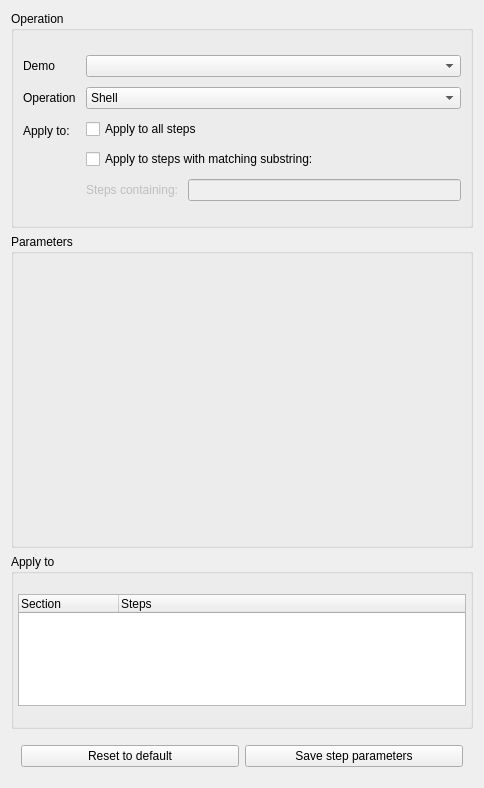
clpi/isutils, file src/ui/comp/op.ui: the form before one commit.
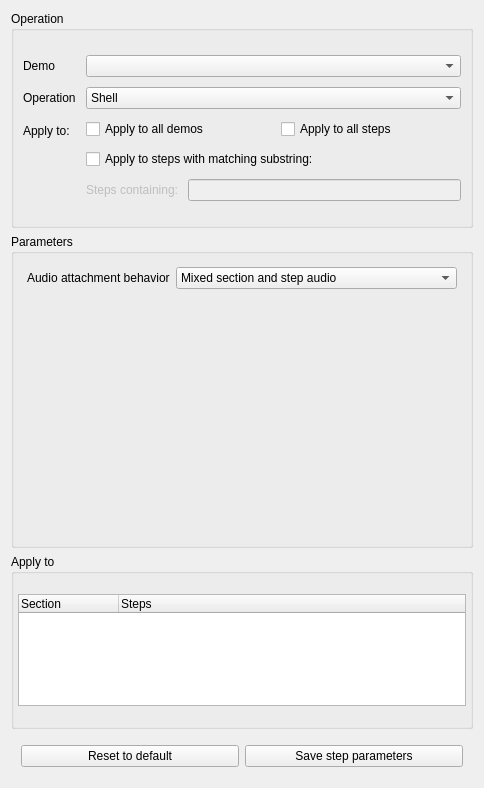
The form after the commit. The open tabs and pages were chosen to show the change.

Commit message: adding two new operation skeletons, updating ui a little bit

```diff
--- a/src/ui/comp/op.ui
+++ b/src/ui/comp/op.ui
@@ -121,6 +121,21 @@
           <item>
            <layout class="QVBoxLayout" name="verticalLayout_18">
             <item>
+             <layout class="QHBoxLayout" name="horizontalLayout_2">
+              <item>
+               <widget class="QCheckBox" name="allDemoCheck">
+                <property name="maximumSize">
+                 <size>
+                  <width>10000</width>
+                  <height>16777215</height>
+                 </size>
+                </property>
+                <property name="text">
+                 <string>Apply to all demos</string>
+                </property>
+               </widget>
+              </item>
+              <item>
              <widget class="QCheckBox" name="allStepsCheck">
               <property name="sizePolicy">
                <sizepolicy hsizetype="Fixed" vsizetype="Fixed">
@@ -128,6 +143,12 @@
                 <verstretch>0</verstretch>
                </sizepolicy>
               </property>
+                <property name="minimumSize">
+                 <size>
+                  <width>180</width>
+                  <height>0</height>
+                 </size>
+                </property>
               <property name="layoutDirection">
                <enum>Qt::LeftToRight</enum>
               </property>
@@ -136,6 +157,8 @@
               </property>
              </widget>
             </item>
+             </layout>
+            </item>
             <item>
              <widget class="QCheckBox" name="matchSubstringCheck">
               <property name="text">
@@ -528,8 +551,31 @@
         </widget>
         <widget class="QWidget" name="audioTab">
          <layout class="QFormLayout" name="formLayout_8">
+          <item row="0" column="1">
+           <widget class="QComboBox" name="comboBox">
+            <item>
+             <property name="text">
+              <string>Mixed section and step audio</string>
+             </property>
+            </item>
+            <item>
+             <property name="text">
+              <string>Section audio only</string>
+             </property>
+            </item>
+            <item>
+             <property name="text">
+              <string>Step audio only</string>
+             </property>
+            </item>
+           </widget>
+          </item>
           <item row="0" column="0">
-           <layout class="QFormLayout" name="formLayout_7"/>
+           <widget class="QLabel" name="label_8">
+            <property name="text">
+             <string>Audio attachment behavior</string>
+            </property>
+           </widget>
           </item>
          </layout>
         </widget>
```
Left out of the diff: 17 changed lines with no effect on the pictures. Lines whose indentation alone changed are shown as unchanged. The commit also changes 2 other files.
